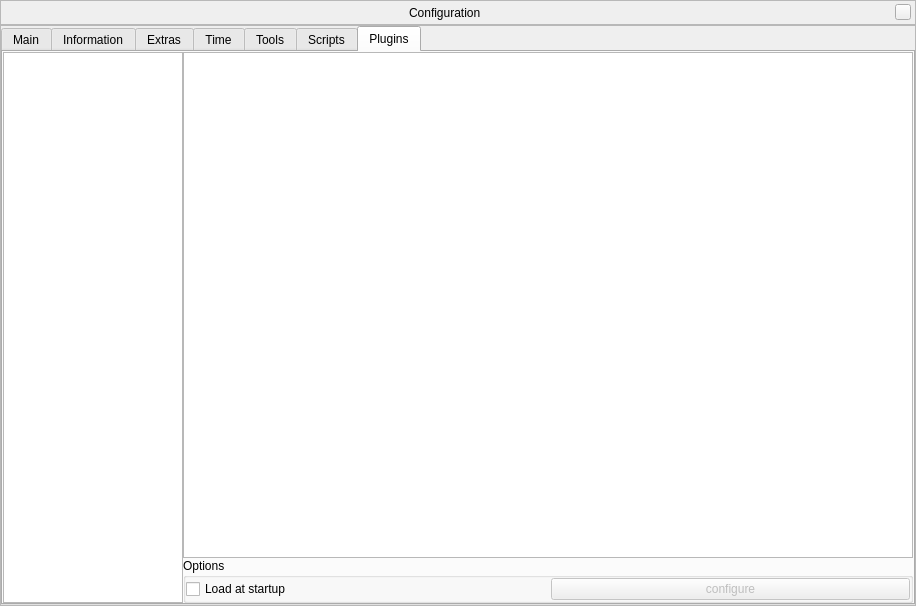
First picture: the form in src/gui/configurationDialog.ui, repository ultrapre/stellarium, before the edit.
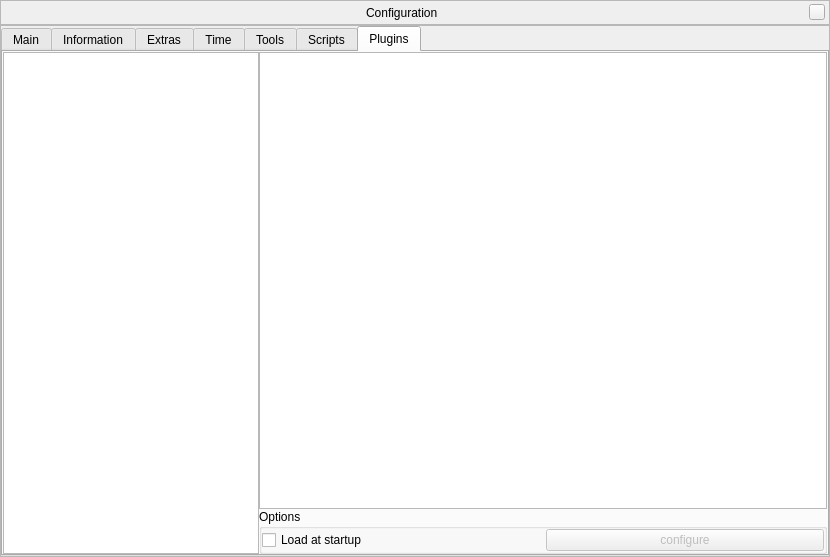
Second picture: the form after the edit. The open tabs and pages were chosen to show the change. Icons and pictures are not drawn. Custom widgets are drawn as their Qt base class.

Diff of the .ui file:
```diff
--- a/src/gui/configurationDialog.ui
+++ b/src/gui/configurationDialog.ui
@@ -6,8 +6,8 @@
    <rect>
     <x>0</x>
     <y>0</y>
-    <width>916</width>
-    <height>606</height>
+    <width>830</width>
+    <height>557</height>
    </rect>
   </property>
   <layout class="QVBoxLayout">
@@ -2115,7 +2115,7 @@
          <attribute name="title">
           <string>Plugins</string>
          </attribute>
-         <layout class="QHBoxLayout" name="horizontalLayout_6">
+         <layout class="QHBoxLayout" name="horizontalLayout_6" stretch="0,1">
           <property name="spacing">
            <number>0</number>
           </property>
@@ -2133,21 +2133,6 @@
           </property>
           <item>
            <widget class="QListWidget" name="pluginsListWidget">
-            <property name="minimumSize">
-             <size>
-              <width>180</width>
-              <height>0</height>
-             </size>
-            </property>
-            <property name="maximumSize">
-             <size>
-              <width>180</width>
-              <height>16777215</height>
-             </size>
-            </property>
-            <property name="focusPolicy">
-             <enum>Qt::NoFocus</enum>
-            </property>
             <property name="horizontalScrollBarPolicy">
              <enum>Qt::ScrollBarAlwaysOff</enum>
             </property>
```
Left out of the diff: 5 changed lines with no effect on the pictures.
